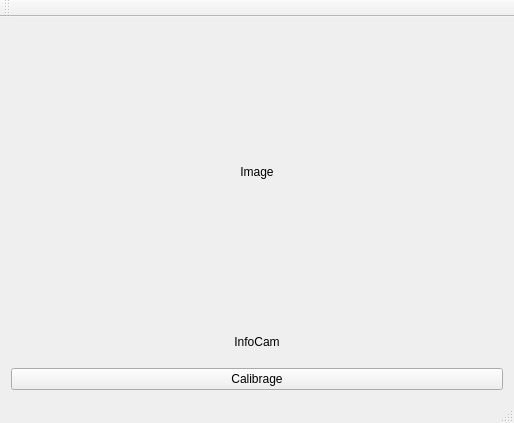
Old version of the form Tap_The_Rainbow/mainwindow.ui in the repository arnaudricaud/Tap_The_Rainbow.
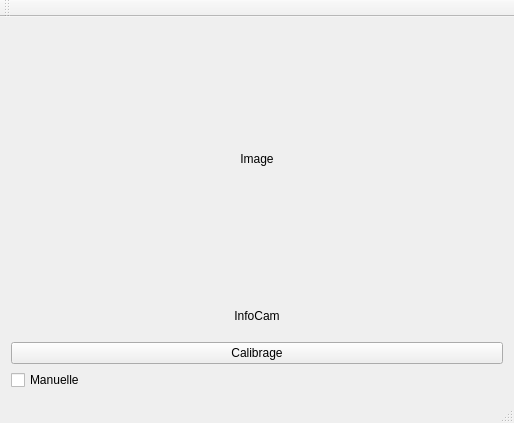
New version of the form.

The edit to the form file:
```diff
--- a/Tap_The_Rainbow/mainwindow.ui
+++ b/Tap_The_Rainbow/mainwindow.ui
@@ -65,6 +65,13 @@
       </property>
      </widget>
     </item>
+    <item row="2" column="0">
+     <widget class="QCheckBox" name="checkAuto">
+      <property name="text">
+       <string>Manuelle</string>
+      </property>
+     </widget>
+    </item>
    </layout>
   </widget>
   <widget class="QMenuBar" name="menuBar">
```
Left out of the diff: 2 changed lines with no effect on the pictures.
